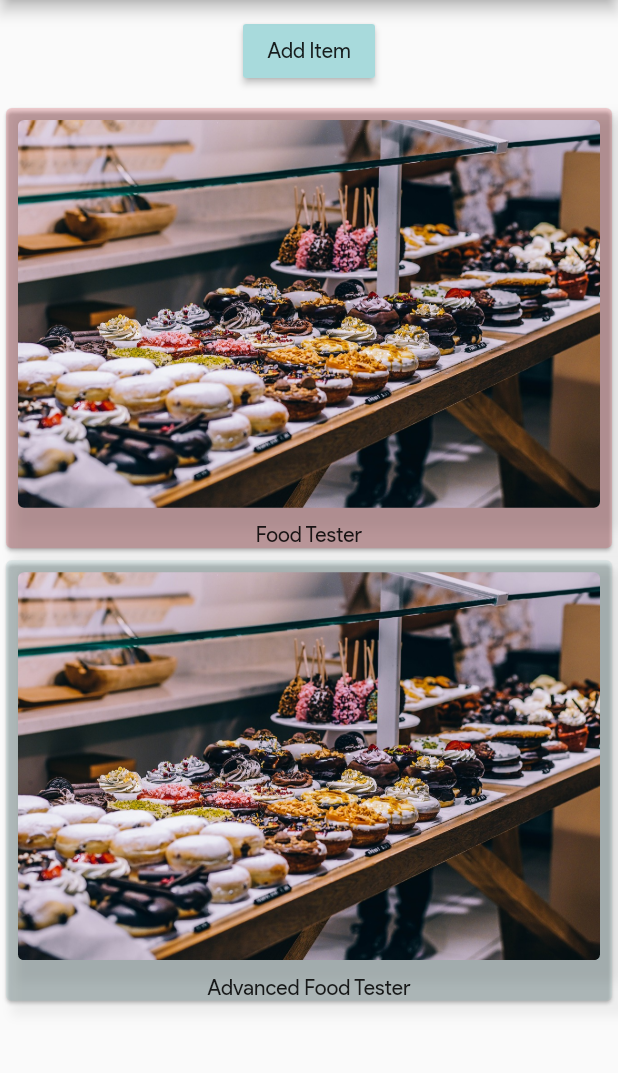
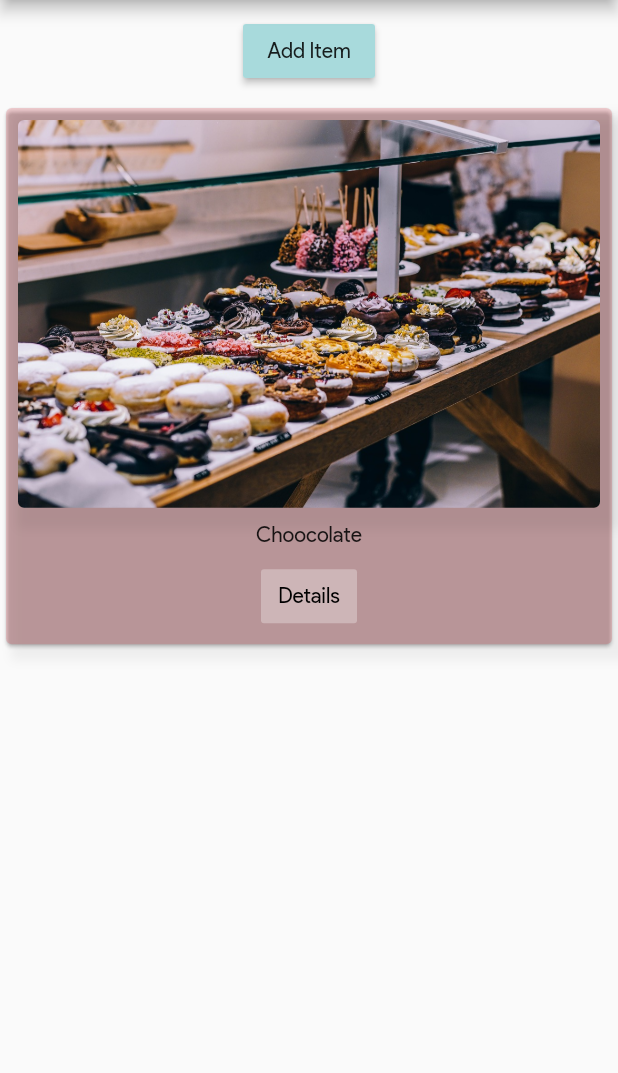
Before and after one commit to eliavco/EasyList, a Flutter app: the screen it shows after launch, after a tap on "Add Item", on a phone screen of 412 x 824 dp, the part 84-1157 px from its top. Run offline on Flutter 3.47's test engine with Material 2 defaults, Android fonts, the phone set to English and light mode, and no system bars.

Commit message:
18/6/2019 10:09

```diff
--- a/first_app/lib/main.dart
+++ b/first_app/lib/main.dart
@@ -7,8 +7,8 @@ import 'package:flutter/material.dart';
 // Color File
 import './tools/colors.dart';
 
-// Product Manager
-import './pages/product_manager.dart';
+// Home Page Import
+import './pages/home.dart';
 
 void main() {
 
@@ -47,17 +47,7 @@ class MyApp extends StatelessWidget {
       ),
 
       // Home Page
-      home: Scaffold(
-
-        // Upper bar
-        appBar: AppBar(
-          title: Text('EasyList'),
-        ),
-
-        // Page Content
-        body: ListView(children: [ProductManager(startingProduct: 'Food Tester')]),
-
-      ),
+      home: HomePage(),
     );
   }
 
--- /dev/null
+++ b/first_app/lib/pages/home.dart
@@ -0,0 +1,23 @@
+// Basic Material App Package
+import 'package:flutter/material.dart';
+
+// Product Manager import
+import './product_manager/product_manager.dart';
+
+// Home Page Widget
+class HomePage extends StatelessWidget{
+  @override
+  Widget build(BuildContext context){
+    return Scaffold(
+
+      // Upper bar
+      appBar: AppBar(
+        title: Text('EasyList'),
+      ),
+
+      // Page Content
+      body: ProductManager(),
+
+    );
+  }
+}
--- /dev/null
+++ b/first_app/lib/pages/product_detail.dart
@@ -0,0 +1,68 @@
+// Basic Material App Package
+import 'package:flutter/material.dart';
+
+// Product Page Generator
+class ProductPage extends StatelessWidget{
+
+  final String title;
+  final String imageUrl;
+  ProductPage(this.title, this.imageUrl);
+
+  // Product Detail Body Builder
+  Widget bodyPage(BuildContext context, title, imageUrl){
+    return Column(children: <Widget>[
+
+      // Image
+      Image.asset(imageUrl),
+
+      // Heading
+      Container(
+
+        // Padding for Heading
+        padding: EdgeInsets.all(10.0),
+
+        // Heading Content
+        child: Text(title),
+
+      ),
+
+      // Back Button
+      Container(child: RaisedButton(
+
+        // Button Text
+        child: Text('BACK'),
+
+        // Button Color
+        color: Theme.of(context).accentColor,
+
+        // Button Action
+        onPressed: () => Navigator.pop(context),
+
+        // padding for button
+      ), padding: EdgeInsets.all(10.0),),
+
+    ],);
+  }
+
+  // Product Page Builder
+  @override
+  Widget build(BuildContext context) {
+
+    // Product Detail Page
+    return Scaffold(
+
+      // App Bar for Product Detail Page
+      appBar: AppBar(
+
+        // Product Detail Page Title
+        title: Text(title),
+
+      ),
+
+      // Main Content
+      body: bodyPage(context, title, imageUrl),
+
+    );
+
+  }
+}
--- a/first_app/lib/pages/product_manager/product_control.dart
+++ b/first_app/lib/pages/product_manager/product_control.dart
@@ -19,7 +19,7 @@ class ProductControl extends StatelessWidget {
       color: Theme.of(context).accentColor,
 
       // Function
-      onPressed: addProduct,
+      onPressed: () => addProduct({'title': 'Choocolate', 'imageUrl': 'assets/food.jpg'}),
 
       // Content
       child: Text('Add Item'),
--- a/first_app/lib/pages/product_manager.dart
+++ b/first_app/lib/pages/product_manager/product_manager.dart
@@ -2,15 +2,15 @@
 import 'package:flutter/material.dart';
 
 // Importing Cards Maker and button
-import './product_manager/products.dart';
-import './product_manager/product_control.dart';
+import './products.dart';
+import './product_control.dart';
 
 // products list state
 class ProductManager extends StatefulWidget {
 
   // products data set up
-  final String startingProduct;
-  ProductManager({this.startingProduct = 'Sweets Tester'});
+  final Map startingProduct;
+  ProductManager({this.startingProduct});
 
   // product manager state call
   @override
@@ -24,13 +24,15 @@ class ProductManager extends StatefulWidget {
 class _ProductManagerState extends State<ProductManager> {
 
   // data list set up
-  final List<String> _products = [];
+  final List<Map> _products = [];
 
   // data initating
   @override
   void initState() {
+    if (widget.startingProduct != null) {
+      _products.add(widget.startingProduct);
+    }
     super.initState();
-    _products.add(widget.startingProduct);
   }
 
   // data updating if parent state changes
@@ -40,14 +42,10 @@ class _ProductManagerState extends State<ProductManager> {
   }
 
   // product add function to be provided to the cards builder
-  void addProduct(){
+  void addProduct(Map product){
 
-    // State updating and rerendering
-    setState(() {
-
-      // adding a new product to the products list data
-      _products.add('Advanced Food Tester');
-    });
+    // State updating and rerendering - adding a new product to the products list data
+    setState(() =>  _products.add(product));
   }
 
   // products page builder
@@ -69,7 +67,7 @@ class _ProductManagerState extends State<ProductManager> {
     ),
 
     // Products list
-    Products(_products)
+    Expanded(child: SizedBox(height: 500.0, child: Products(_products),),),
 
     ],);
   }
--- a/first_app/lib/pages/product_manager/products.dart
+++ b/first_app/lib/pages/product_manager/products.dart
@@ -1,5 +1,8 @@
 // Basic Material App Package
 import 'package:flutter/material.dart';
+
+// Import Product detail page
+import './../product_detail.dart';
 
 // Leading Image
 Widget leadingImage(imgUrl){
@@ -15,13 +18,11 @@ Widget leadingImage(imgUrl){
 class Products extends StatelessWidget {
 
   // Products list data set up
-  final List<String> products;
+  final List<Map> products;
   Products([this.products = const []]);
 
-  // List Builder
-  @override
-  Widget build(BuildContext context){
-
+  // Indiviual Item
+  Widget _buildProductItem(context, index){
 
     // Colors Helper
     List colorsList = [
@@ -29,32 +30,100 @@ class Products extends StatelessWidget {
       Theme.of(context).accentColor.withOpacity(.2),
     ];
 
-    // Main List for every product
-    return Column(children: products.map((el) =>
-
-      // Indiviual Item
-      Container(child: Card(
+    return Container(child: Card(
 
         // Backgrond Color
-        color: colorsList[products.indexOf(el)%2],
+        color: colorsList[products.indexOf(products[index])%2],
 
         // Column of Parts of the item
         child: Column(children: <Widget>[
 
           // Leading Image
-          leadingImage('assets/food.jpg'),
+          leadingImage(products[index]['imageUrl']),
 
           // Text Description
-          Text(el),
+          Text(products[index]['title']),
+
+          // Actions Buttons
+          ButtonBar(children: <Widget>[
+
+            // Details button
+            FlatButton(child: Text('Details'),
+
+              // Button Color
+              color: Colors.white30,
+
+              // Details button action
+              onPressed: () => Navigator.push(context, MaterialPageRoute(builder: (BuildContext context) => ProductPage(products[index]['title'], products[index]['imageUrl'])))
+            ),
+
+          ],
+
+          // Buttons alignment
+          alignment: MainAxisAlignment.center,
+
+          )
 
         ],),
       ),
 
+      // Card Style
       decoration: BoxDecoration(boxShadow: [BoxShadow(color: Colors.black.withOpacity(.05),offset: Offset(7.0, 7.0),blurRadius: 5.0)]),
 
-    // Duplicating the cards for every product
-    )).toList()
+    );
+  }
 
-    ,);
+
+  // Product List Builder
+  Widget buildProductList(){
+
+    // Main List for every product
+    return products.length > 0 ? ListView.builder(
+      itemBuilder: _buildProductItem,
+      itemCount: products.length,
+    ) : Center(child: Text('No Prodcts Found'),);
+
+    /*
+
+    // alternative way:
+
+    Widget productCard = Center(child: Text('No Prodcts Found'),);
+
+    if (products.length > 0){
+      productCard = ListView.builder(
+        itemBuilder: _buildProductItem,
+        itemCount: products.length,
+      );
+    }
+
+    return productCard;
+
+    */
+    /*
+
+    // third way:
+
+    Widget productCard;
+
+    if (products.length > 0){
+      productCard = ListView.builder(
+        itemBuilder: _buildProductItem,
+        itemCount: products.length,
+      );
+    } else {
+      productCard = Center(child: Text('No Prodcts Found'),);
+    }
+
+    return productCard;
+
+    */
+  }
+
+
+  // List Builder
+  @override
+  Widget build(BuildContext context){
+    // Main List for every product
+    return buildProductList();
   }
 }
--- a/first_app/pubspec.yaml
+++ b/first_app/pubspec.yaml
@@ -43,7 +43,7 @@ flutter:
   # To add assets to your application, add an assets section, like this:
   assets:
     - assets/food.jpg
-  #  - images/a_dot_ham.jpeg
+    - assets/back.jpg
 
   # An image asset can refer to one or more resolution-specific "variants", see
   # https://flutter.dev/assets-and-images/#resolution-aware.
```
Also changed, not shown: first_app/assets/back.jpg (added).
